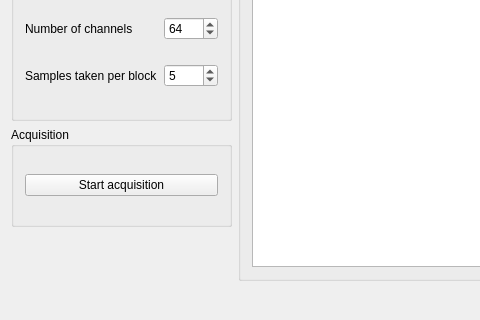
Old version of the form applications/mne_x/plugins/tmsi/FormFiles/tmsisetup.ui in the repository mne-tools/mne-cpp; both pictures show x 0 to 480 and y 130 to 450 of the 600 by 450 pixel window.
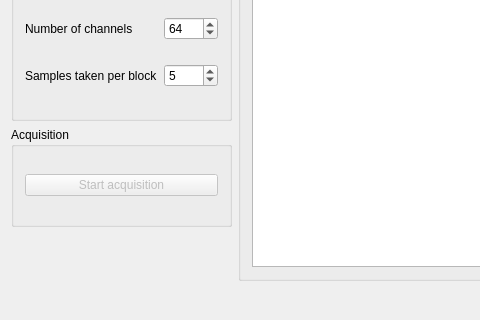
New version of the form.

Commit message: - Some minor sampling rate fixes - DoxyGen Documentation added - channel number now incrementing from 1 - Start/Stop acquisition button disabled in the GUI -> can be deleted in future revisions

Patch:
```diff
--- a/applications/mne_x/plugins/tmsi/FormFiles/tmsisetup.ui
+++ b/applications/mne_x/plugins/tmsi/FormFiles/tmsisetup.ui
@@ -159,7 +159,7 @@
         <item row="0" column="0">
          <widget class="QPushButton" name="m_pushButton_StartStopAcquisition">
           <property name="enabled">
-           <bool>true</bool>
+           <bool>false</bool>
           </property>
           <property name="text">
            <string>Start acquisition</string>
```
The commit also changes 6 other files.
